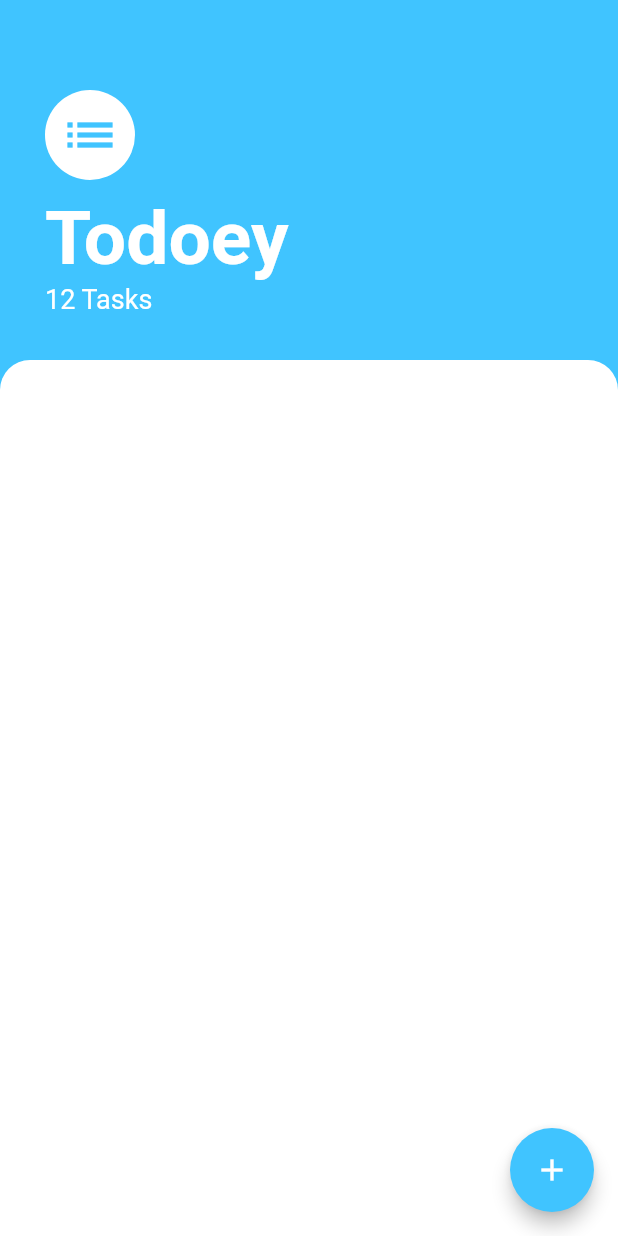
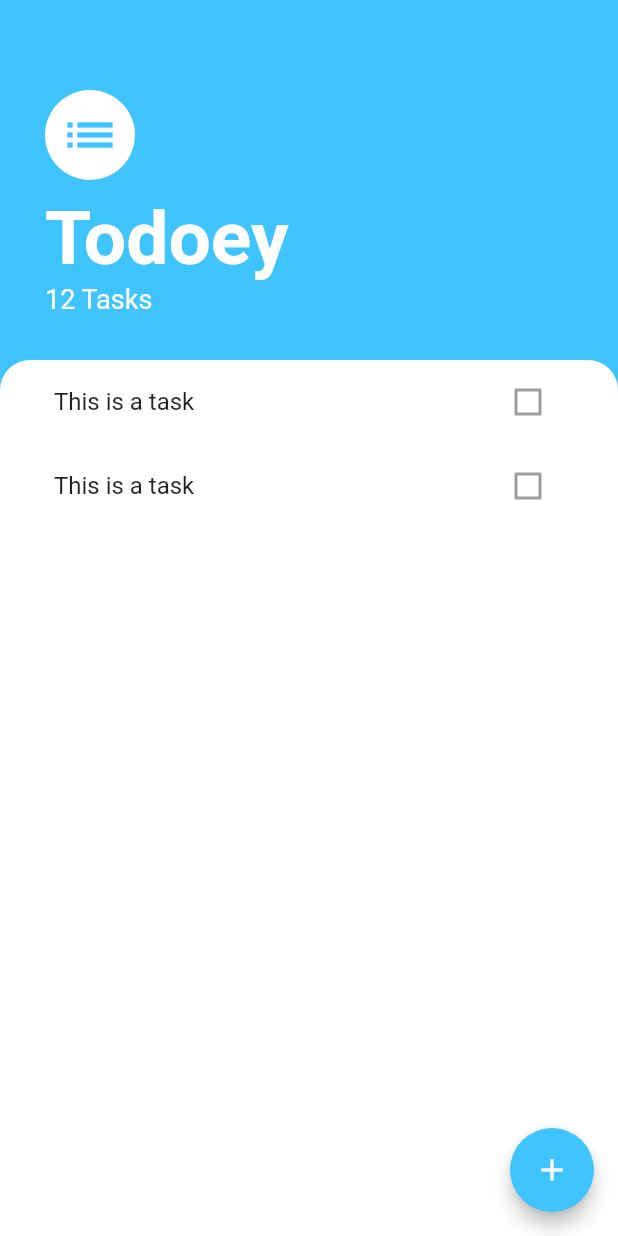
Before and after one commit to chicrock/todoey, a Flutter app: the screen it shows after launch, on a phone screen of 412 x 824 dp. Run offline on Flutter 3.47's test engine with Material 2 defaults, Android fonts, the phone set to English and light mode, and no system bars.

Commit message:
Add the listview for tasks list

```diff
--- /dev/null
+++ b/lib/components/tasks_list/task_tile.dart
@@ -0,0 +1,13 @@
+import 'package:flutter/material.dart';
+
+class TaskTile extends StatelessWidget {
+  @override
+  Widget build(BuildContext context) {
+    return ListTile(
+      title: Text('This is a task'),
+      trailing: Checkbox(
+        value: false,
+      ),
+    );
+  }
+}
--- /dev/null
+++ b/lib/components/tasks_list/tasks_list.dart
@@ -0,0 +1,15 @@
+import 'package:flutter/material.dart';
+import 'package:todoey/components/tasks_list/task_tile.dart';
+
+class TasksList extends StatelessWidget {
+  @override
+  Widget build(BuildContext context) {
+    return ListView(
+      padding: EdgeInsets.symmetric(horizontal: 20.0),
+      children: <Widget>[
+        TaskTile(),
+        TaskTile(),
+      ],
+    );
+  }
+}
--- a/lib/screens/task_screen.dart
+++ b/lib/screens/task_screen.dart
@@ -1,4 +1,5 @@
 import 'package:flutter/material.dart';
+import 'package:todoey/components/tasks_list/tasks_list.dart';
 
 class TasksScreen extends StatelessWidget {
   @override
@@ -35,7 +36,7 @@ class TasksScreen extends StatelessWidget {
                 ),
                 SizedBox(height: 10.0),
                 Text(
-                  "Todoey",
+                  'Todoey',
                   style: TextStyle(
                     color: Colors.white,
                     fontSize: 50.0,
@@ -43,7 +44,7 @@ class TasksScreen extends StatelessWidget {
                   ),
                 ),
                 Text(
-                  "12 Tasks",
+                  '12 Tasks',
                   style: TextStyle(
                     color: Colors.white,
                     fontSize: 18.0,
@@ -60,6 +61,7 @@ class TasksScreen extends StatelessWidget {
                   top: Radius.circular(20.0),
                 ),
               ),
+              child: TasksList(),
             ),
           )
         ],
```
